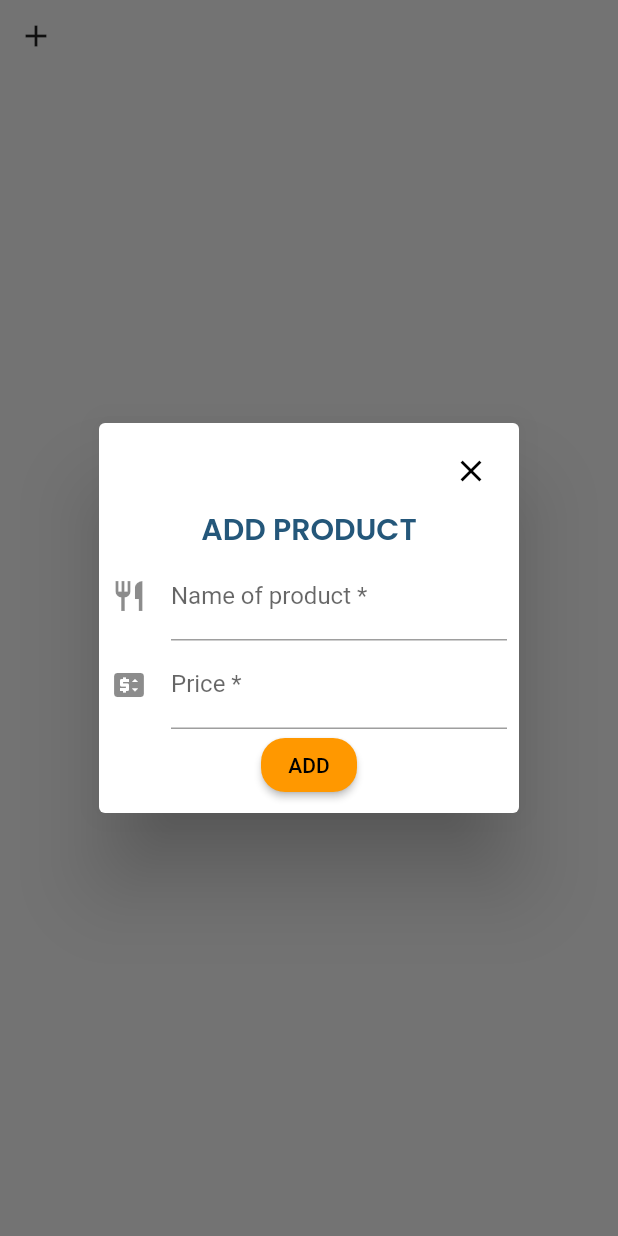
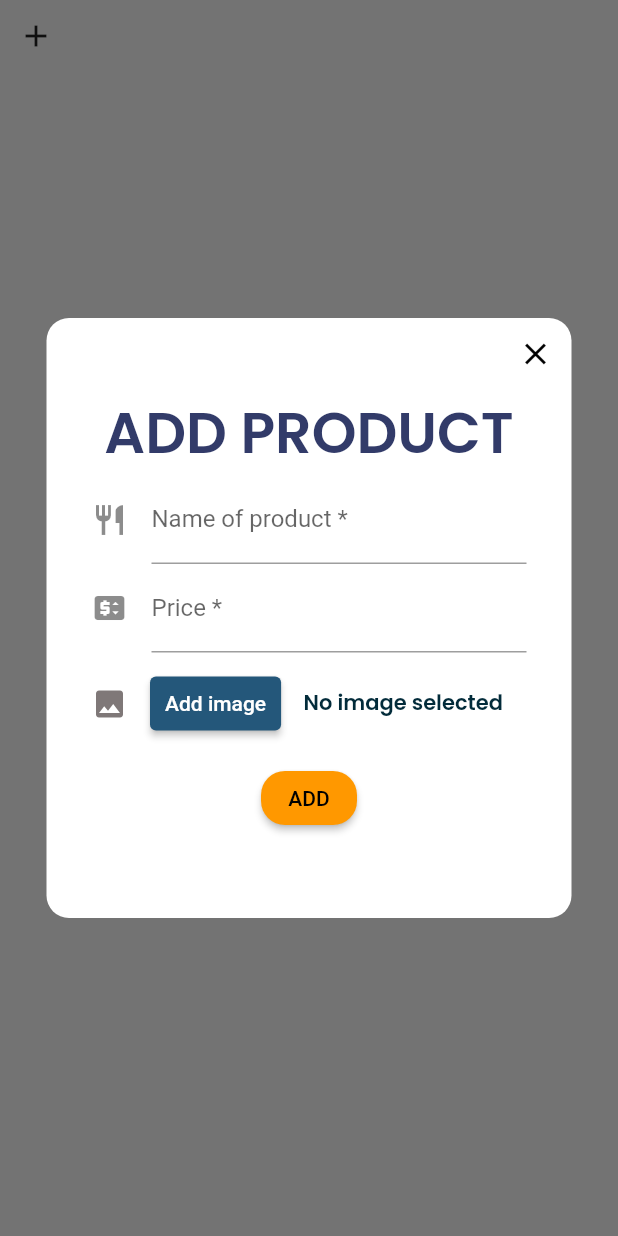
Before and after one commit to willyza555/Integrated-project, a Flutter app: what addbut() shows on an empty page, opened directly with empty values, after a tap on the "add" icon, on a phone screen of 412 x 824 dp. Run offline on Flutter 3.47's test engine with Material 2 defaults, Android fonts, the light colour scheme and no system bars; our stand-ins replace animated_splash_screen, dio, file_picker, flutter_spinkit, google_fonts, image_picker and 4 more; missing offline and left inert: thebrioflashynavbar; accounts and stored records are empty; network calls fail.

Commit message:
feat-product_list_picture

```diff
--- a/sheepper/lib/models/product.dart
+++ b/sheepper/lib/models/product.dart
@@ -1,19 +1,19 @@
 class ProductForm {
   final String id;
-  final String resid;
+  final String res_id;
   final String name;
   final int price;
 
   ProductForm(
       {required this.id,
-      required this.resid,
+      required this.res_id,
       required this.name,
       required this.price});
 
   factory ProductForm.fromJson(Map<String, dynamic> json) {
     return ProductForm(
       id: json['_id'],
-      resid: json['resid'],
+      res_id: json['res_id'],
       name: json['name'],
       price: json['price'],
     );
@@ -21,7 +21,7 @@ class ProductForm {
 
   Map<String, dynamic> toJson() {
     return {
-      'resid': resid,
+      'res_id': res_id,
       'name': name,
       'price': price,
     };
@@ -55,14 +55,14 @@ class productOfFood{
 
 class ProductForm1 {
   final String id;
-  final String resid;
+  final String res_id;
   final String name;
   final int price;
   final bool isSoldOut;
 
   ProductForm1(
       {required this.id,
-      required this.resid,
+      required this.res_id,
       required this.name,
       required this.price,
       required this.isSoldOut});
@@ -70,7 +70,7 @@ class ProductForm1 {
   factory ProductForm1.fromJson(Map<String, dynamic> json) {
     return ProductForm1(
       id: json['_id'],
-      resid: json['res_id'],
+      res_id: json['res_id'],
       name: json['name'],
       price: json['price'],
       isSoldOut: json['isSoldOut']
@@ -79,7 +79,7 @@ class ProductForm1 {
 
   Map<String, dynamic> toJson() {
     return {
-      'resid': resid,
+      'res_id': res_id,
       'name': name,
       'price': price,
       'isSoldOut': isSoldOut,
--- a/sheepper/lib/screens/productlist.dart
+++ b/sheepper/lib/screens/productlist.dart
@@ -1,13 +1,18 @@
+import 'dart:io';
+
 import 'package:dio/dio.dart';
+import 'package:file_picker/file_picker.dart';
 import 'package:flutter/material.dart';
 import 'package:flutter/services.dart';
+import 'package:open_file/open_file.dart';
+import 'package:path_provider/path_provider.dart';
 import 'package:sheepper/models/product.dart';
 import 'package:sheepper/models/response/info_response.dart';
 import 'package:sheepper/widgets/common/alert.dart';
 import 'package:sheepper/widgets/common/button.dart';
 import 'package:sheepper/widgets/common/my_back_button.dart';
-import 'package:sheepper/widgets/common/button.dart';
 import 'package:sheepper/services/api/product.dart';
+import 'package:image_picker/image_picker.dart';
 
 class productlist extends StatefulWidget {
   const productlist({Key? key}) : super(key: key);
@@ -83,11 +88,12 @@ class _productlistState extends State<productlist> {
           Stack(children: [
             Container(
               height: 250,
-              decoration:BoxDecoration(
+              decoration: BoxDecoration(
                 color: Colors.orange,
-                borderRadius: BorderRadius.only(bottomLeft: Radius.circular(20), bottomRight: Radius.circular(20)),
+                borderRadius: BorderRadius.only(
+                    bottomLeft: Radius.circular(20),
+                    bottomRight: Radius.circular(20)),
               ),
-
             ),
             Column(
               children: [
@@ -98,7 +104,6 @@ class _productlistState extends State<productlist> {
                 picres(),
               ],
             ),
-
           ]),
           foodlist(
             add: _add,
@@ -327,23 +332,93 @@ class addbut extends StatefulWidget {
 }
 
 class _addbutState extends State<addbut> {
+  @override
+  Widget build(BuildContext context) {
+    return Container(
+        child: Material(
+      child: IconButton(
+        onPressed: () {
+          showDialog(
+            context: context,
+            builder: (_) => AddDialog(
+              add: widget.add,
+            ),
+          );
+        },
+        icon: Icon(Icons.add),
+      ),
+    ));
+  }
+}
+
+class AddDialog extends StatefulWidget {
+  const AddDialog({Key? key, required this.add}) : super(key: key);
+  final Function add;
+
+  @override
+  State<AddDialog> createState() => _AddDialogState();
+}
+
+class _AddDialogState extends State<AddDialog> with TickerProviderStateMixin {
   var name = TextEditingController();
   var price = TextEditingController();
+  String imgpath = "";
+  late File tmpFile;
+  File? image;
+  late AnimationController controller;
+  late Animation<double> scaleAnimation;
+
   void clearText() {
     name.clear();
     price.clear();
   }
 
+  Future pickImage() async {
+    try {
+      final image = await ImagePicker().pickImage(source: ImageSource.gallery);
+
+      if (image == null) return;
+
+      final imgTemp = File(image.path);
+      setState(() {
+        imgpath = image.path;
+        print(imgpath);
+        this.image = imgTemp;
+      });
+    } catch (e) {
+      print("fail $e");
+    }
+  }
+
+  @override
+  void initState() {
+    super.initState();
+
+    controller = AnimationController(
+        vsync: this, duration: const Duration(milliseconds: 450));
+    scaleAnimation =
+        CurvedAnimation(parent: controller, curve: Curves.elasticInOut);
+
+    controller.addListener(() {
+      setState(() {});
+    });
+
+    controller.forward();
+  }
+
   @override
   Widget build(BuildContext context) {
-    return Container(
+    return Center(
       child: Material(
-      child: IconButton(
-        onPressed: () => showDialog(
-            context: context,
-            builder: (BuildContext context) => AlertDialog(
-                  actions: <Widget>[
-                    Column(
+        borderRadius: BorderRadius.circular(15.0),
+        color: Colors.white,
+        child: ScaleTransition(
+          scale: scaleAnimation,
+          child: Container(
+            height: 400,
+            width: 350,
+            child: Column(
+              mainAxisSize: MainAxisSize.min,
               children: [
                 Align(
                   alignment: Alignment.topRight,
@@ -355,8 +430,12 @@ class _addbutState extends State<addbut> {
                 ),
                 Text(
                   'ADD PRODUCT',
-                          style: Theme.of(context).textTheme.headline2,
+                  style: Theme.of(context).textTheme.headline1,
                 ),
+                Container(
+                  padding: EdgeInsets.only(right:30, left: 30),
+                  child: Column(
+                    children: [
                       TextFormField(
                         controller: name,
                         decoration: const InputDecoration(
@@ -381,7 +460,46 @@ class _addbutState extends State<addbut> {
                           label: Text('Price *'),
                         ),
                       ),
-                        ElevatedButton(
+                      Container(
+                        margin: EdgeInsets.only(bottom: 10, top: 10),
+                        // padding: EdgeInsets.only(bottom: 10, top: 10),
+                        child: Row(
+                          children: [
+                            Icon(Icons.image,
+                                color: Color.fromARGB(255, 127, 120, 120)),
+                            Container(
+                              margin: EdgeInsets.only(right: 15, left: 15),
+                              child: ElevatedButton(
+                                onPressed: () {
+                                  pickImage();
+                                },
+                                child: Text("Add image"),
+                                style: ButtonStyle(
+                                    padding: MaterialStateProperty.all(
+                                        EdgeInsets.only(
+                                            bottom: 4,
+                                            top: 4,
+                                            left: 10,
+                                            right: 10))),
+                              ),
+                            ),
+                            image != null
+                                ? Image.file(
+                                    image!,
+                                    fit: BoxFit.cover,
+                                    width: 100,
+                                    height: 100,
+                                  )
+                                : Text("No image selected"),
+                          ],
+                        ),
+                      ),
+                    ],
+                  ),
+                ),
+                Container(
+                  margin: EdgeInsets.only(top: 5),
+                  child: ElevatedButton(
                     onPressed: () {
                       widget.add(name.text.toString(),
                           int.parse(price.text.toString()));
@@ -390,7 +508,6 @@ class _addbutState extends State<addbut> {
                     },
                     style: ElevatedButton.styleFrom(
                       primary: Colors.orange,
-                            padding: const EdgeInsets.all(0),
                       shape: RoundedRectangleBorder(
                         borderRadius: BorderRadius.circular(16),
                       ),
@@ -400,12 +517,12 @@ class _addbutState extends State<addbut> {
                       style: TextStyle(color: Colors.black),
                     ),
                   ),
-                      ],
                 )
               ],
-                )),
-        icon: Icon(Icons.add),
             ),
-    ));
+          ),
+        ),
+      ),
+    );
   }
 }
```
Also changed, not shown: sheepper/pubspec.yaml (+8 -0 lines), sheepper/assets/food.png (added). Lines whose indentation alone changed are shown as unchanged.
